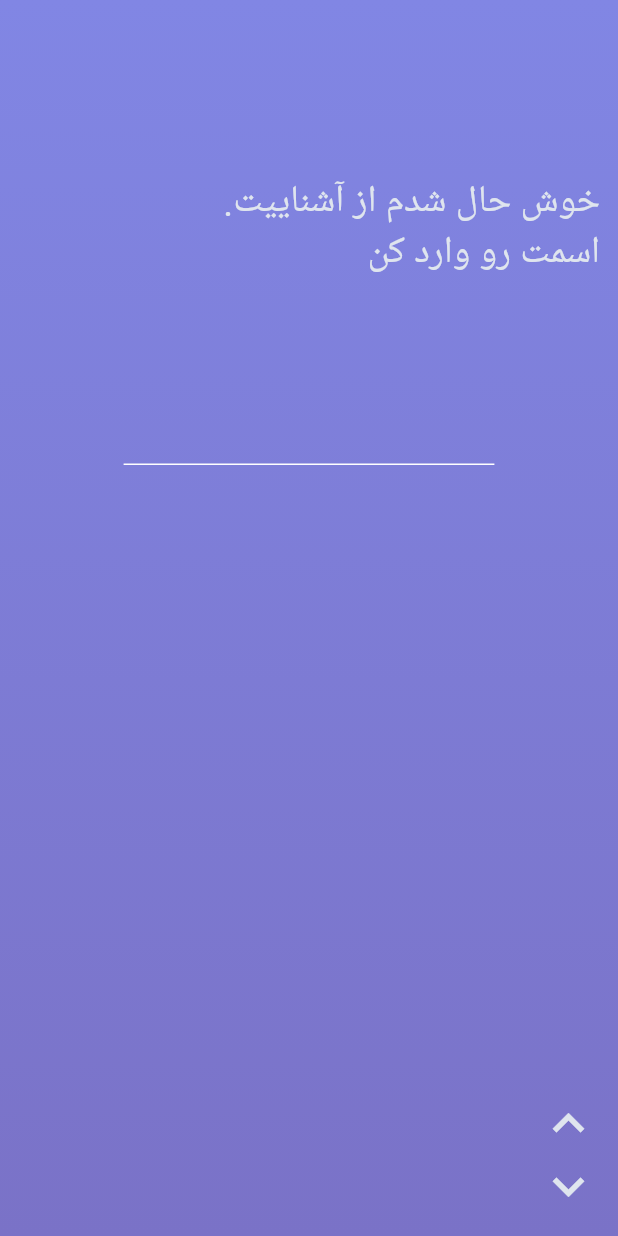
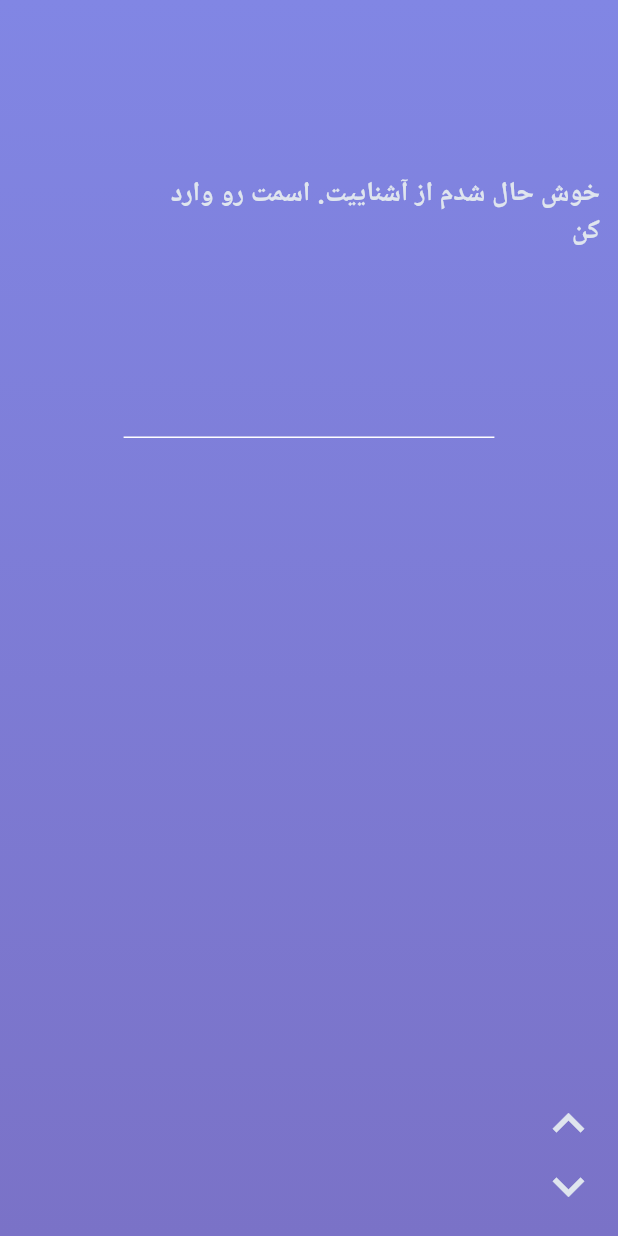
Before and after one commit to AbediSadegh/gnu, a Flutter app: the screen it shows after launch, after a tap on "سلام", on a phone screen of 412 x 824 dp. Run offline on Flutter 3.47's test engine with Material 2 defaults, Android fonts, the phone set to English and light mode, and no system bars; our stand-ins replace font_awesome_flutter; Roboto replaces fonts that are missing (IranYekan).

Commit message:
صفحه سه ردبف آیکون

```diff
--- a/lib/ui/first_page/enter_name.dart
+++ b/lib/ui/first_page/enter_name.dart
@@ -23,7 +23,7 @@ class NamePage extends StatelessWidget {
                   width: MediaQuery.of(context).size.width * .75,
                   child: Text(
                     "خوش حال شدم از آشناییت. اسمت رو وارد کن",
-                    style: TextStyle(fontSize: 25),
+                    style: TextStyle(fontSize: 18,fontWeight: FontWeight.bold),
                     textAlign: TextAlign.start,
                   )),
             ),
--- a/lib/ui/first_page/page_view.dart
+++ b/lib/ui/first_page/page_view.dart
@@ -1,4 +1,5 @@
 import 'package:flutter/material.dart';
+import 'package:gnu/ui/first_page/reason.dart';
 
 import 'enter_name.dart';
 import 'introduction.dart';
@@ -25,6 +26,7 @@ class _FirstPageState extends State<FirstPage> {
         controller: controller,
       ),
       NamePage(controller),
+      ReasonPage(controller),
     ];
     return Directionality(
       textDirection: TextDirection.rtl,
--- a/lib/ui/first_page/reason.dart
+++ b/lib/ui/first_page/reason.dart
@@ -1,15 +1,89 @@
 import 'package:flutter/material.dart';
+import 'package:font_awesome_flutter/font_awesome_flutter.dart';
 
 class ReasonPage extends StatelessWidget {
+  PageController controller;
+
+  ReasonPage(this.controller);
+
   @override
   Widget build(BuildContext context) {
     return Scaffold(
       backgroundColor: Colors.transparent,
       body: Column(
+        crossAxisAlignment: CrossAxisAlignment.start,
         children: <Widget>[
-          SizedBox(height: 100,),
+          SizedBox(
+            height: 100,
+          ),
+          Padding(
+            padding: const EdgeInsets.symmetric(horizontal:20.0),
+            child: Container(
+              width: MediaQuery.of(context).size.width*.75,
+              child: Text(
+                  "لورم ایپسوم متن ساختگی با تولید سادگی نامفهوم از صنعت چاپ و با استفاده از طراحان گرافیک است.",
+              style: TextStyle(fontSize: 18,fontWeight: FontWeight.bold),
+                textAlign: TextAlign.justify,
+              ),
+            ),
+          ),
+          SizedBox(height: 35,),
+          Container(
+            height: MediaQuery.of(context).size.height * .45,
+            child: Row(
+              mainAxisAlignment: MainAxisAlignment.spaceEvenly,
+              children: <Widget>[
+                Column(
+                  mainAxisAlignment: MainAxisAlignment.spaceEvenly,
+                  children: <Widget>[
+                    createColumn(FontAwesomeIcons.mailBulk, () {}, "کار"),
+                    createColumn(FontAwesomeIcons.home, () {}, "خانواده"),
+                    createColumn(FontAwesomeIcons.heart, () {}, "رابطه"),
+                  ],
+                ),
+                Column(
+                  mainAxisAlignment: MainAxisAlignment.spaceEvenly,
+                  children: <Widget>[
+                    createColumn(FontAwesomeIcons.pen, () {}, "تحصیل"),
+                    createColumn(FontAwesomeIcons.coffee, () {}, "غذا"),
+                    createColumn(FontAwesomeIcons.mailchimp, () {}, "مسافرت"),
+                  ],
+                ),
+                Column(
+                  mainAxisAlignment: MainAxisAlignment.spaceEvenly,
+                  children: <Widget>[
+                    createColumn(FontAwesomeIcons.pen, () {}, "دوست"),
+                    createColumn(FontAwesomeIcons.running, () {}, "ورزش"),
+                    createColumn(FontAwesomeIcons.memory, () {}, "خاطرات"),
+                  ],
+                ),
+              ],
+            ),
+          ),
         ],
       ),
     );
   }
+
+  Widget createColumn(IconData icon, final onTap, String text) {
+    return GestureDetector(
+      onTap: () {
+        controller.nextPage(
+            duration: Duration(milliseconds: 850), curve: Curves.linear);
+        onTap();
+      },
+      child: Container(
+        child: Column(
+          children: <Widget>[
+            Icon(
+              icon,
+              size: 25,
+            ),
+            SizedBox(height: 5,),
+            Text(text ?? ""),
+          ],
+        ),
+      ),
+    );
+  }
 }
```
